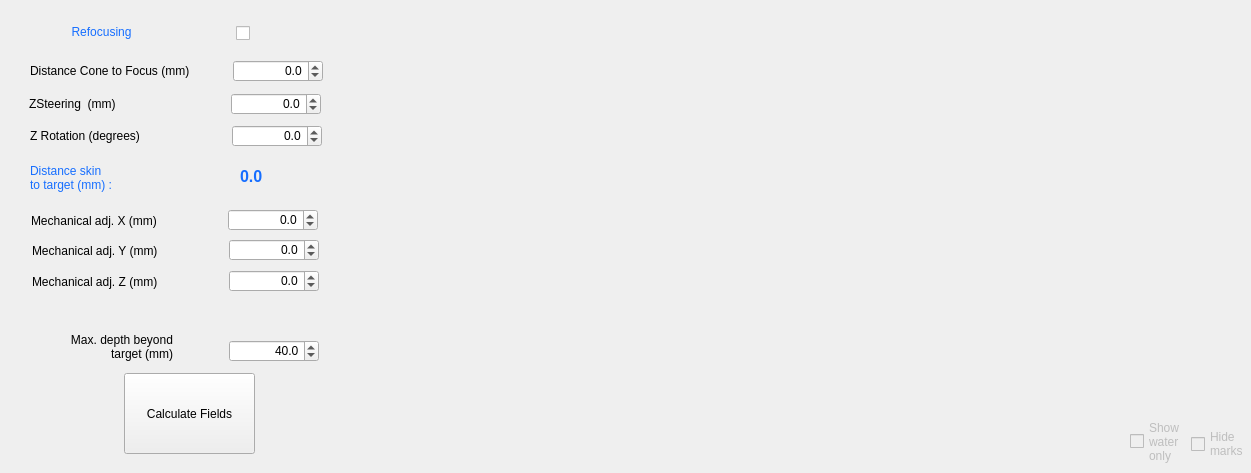
Before: the Qt Designer form BabelBrain/Babel_H317/form.ui in ProteusMRIgHIFU/BabelBrain, drawn with Qt 5.
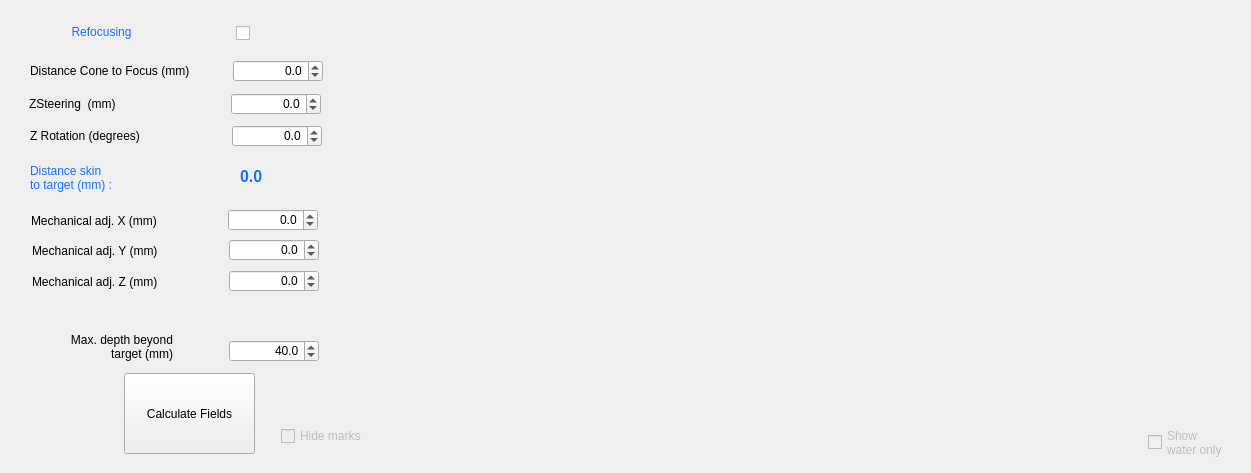
After: the same form once the commit is applied.

What changed in the file:
```diff
--- a/BabelBrain/Babel_H317/form.ui
+++ b/BabelBrain/Babel_H317/form.ui
@@ -437,16 +437,15 @@
    </property>
    <property name="geometry">
     <rect>
-     <x>1130</x>
-     <y>416</y>
-     <width>71</width>
+     <x>1148</x>
+     <y>417</y>
+     <width>93</width>
      <height>51</height>
     </rect>
    </property>
    <property name="text">
     <string>Show
-water
-only</string>
+water only</string>
    </property>
   </widget>
   <widget class="QCheckBox" name="HideMarkscheckBox">
@@ -455,15 +454,14 @@
    </property>
    <property name="geometry">
     <rect>
-     <x>1191</x>
-     <y>430</y>
-     <width>69</width>
+     <x>281</x>
+     <y>422</y>
+     <width>97</width>
      <height>28</height>
     </rect>
    </property>
    <property name="text">
-    <string>Hide
-marks</string>
+    <string>Hide marks</string>
    </property>
   </widget>
  </widget>
```
